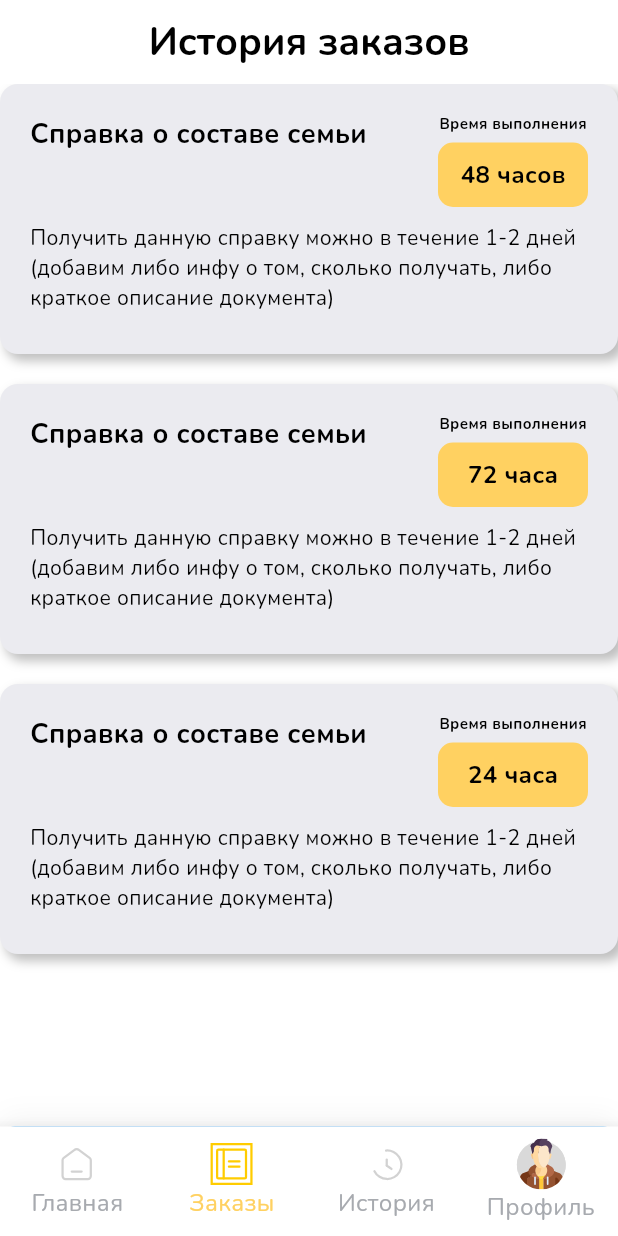
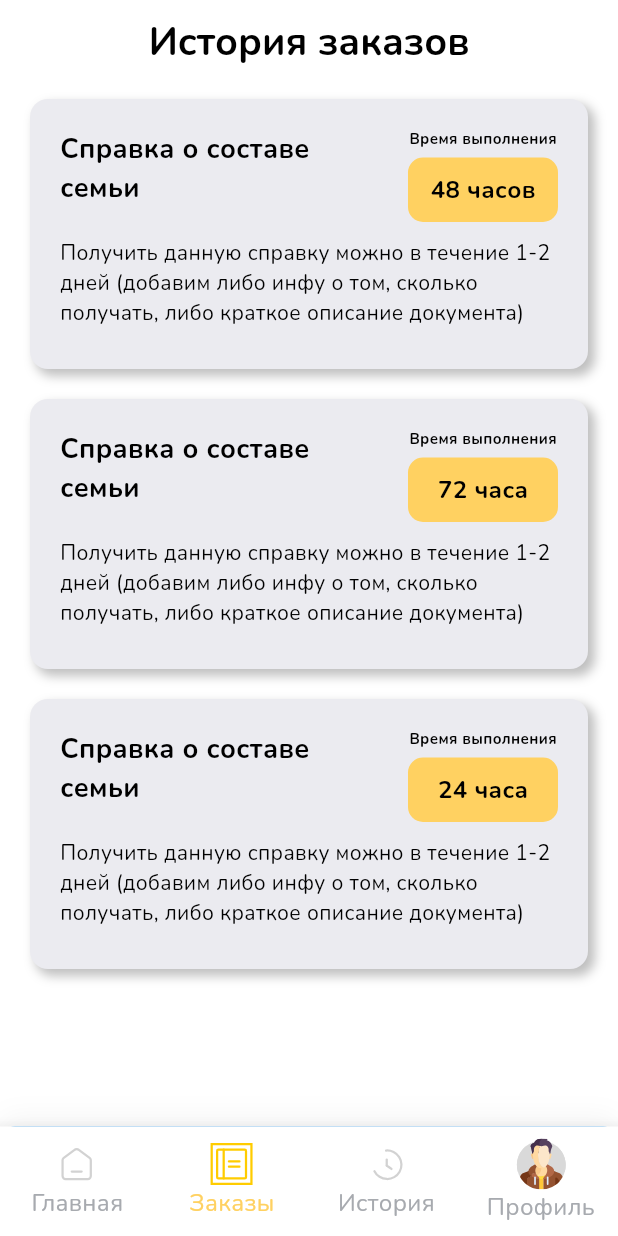
Before and after one commit to IceUnite/vas_app, a Flutter app: the MainPage screen opened directly, after a tap on "Выбрать", on a phone screen of 412 x 824 dp. Run offline on Flutter 3.47's test engine with Material 3 defaults, Android fonts, the phone set to English and light mode, and no system bars; our stand-ins replace bloc, bot_toast, dio, equatable, flutter_bloc, flutter_staggered_animations and 6 more; accounts and stored records are empty; network calls fail.

```diff
--- a/lib/core/widgets/ods_alert.dart
+++ b/lib/core/widgets/ods_alert.dart
@@ -26,7 +26,6 @@ class ApeironSpaceDialog extends StatelessWidget {
   final Widget? content;
 
   static final Queue<DialogQueueData> _queue = Queue<DialogQueueData>();
-
   static void showUnknownErrorDialog(BuildContext context) {
     showApiErrorDialog(
       outerContext: context,
@@ -410,12 +409,12 @@ class ApeironSpaceDialog extends StatelessWidget {
   }
 
   @override
-  @override
   Widget build(BuildContext context) {
+    double screenWidth = MediaQuery.of(context).size.width;
     return Center(
       // Центрирование
       child: Container(
-        margin: EdgeInsets.symmetric(horizontal: 20),
+        margin: EdgeInsets.symmetric(  horizontal: screenWidth < 350 ? 20 :(screenWidth - 350) /2 ),
         constraints: BoxConstraints(maxHeight: 250),
         padding: EdgeInsets.all(20),
         decoration: BoxDecoration(
--- a/lib/core/widgets/order_ticket_widget.dart
+++ b/lib/core/widgets/order_ticket_widget.dart
@@ -4,6 +4,7 @@ import 'package:vas_app/core/errors/bot_toast.dart';
 import 'package:vas_app/core/theme/app_colors.dart';
 import 'package:vas_app/core/theme/typography.dart';
 import 'package:vas_app/core/widgets/ods_alert.dart';
+import 'package:vas_app/feature/order_page/presentation/pages/order_page.dart';
 
 enum OrderStatus { ready, rejected, inProgress, doOrder }
 
@@ -12,7 +13,7 @@ class OrderTicketWidget extends StatelessWidget {
   final String description;
   final OrderStatus status;
   final String? orderTime;
-  VoidCallback? ontap;
+  VoidCallback? onTap;
 
   OrderTicketWidget(
       {super.key,
@@ -20,7 +21,7 @@ class OrderTicketWidget extends StatelessWidget {
       required this.description,
       required this.status,
       this.orderTime,
-      this.ontap});
+      this.onTap});
 
   Color getColor(OrderStatus status) {
     switch (status) {
@@ -51,11 +52,12 @@ class OrderTicketWidget extends StatelessWidget {
   @override
   Widget build(BuildContext context) {
     return Padding(
-      padding: const EdgeInsets.only(bottom: 20.0),
+      padding: const EdgeInsets.symmetric(vertical: 10.0),
       child: InkWell(
         onTap: () {
-          ApeironSpaceDialog.showActionDialog(context,
+          getDocuments();          ApeironSpaceDialog.showActionDialog(context,
               title: "Подверждение заказа документа",
+              confirmText: 'Подтвердить',
               onPressed: () {}
           );
               // verticalMargin: MediaQuery.of(context).size.height * 0.32);
--- a/lib/feature/auth_page/presentation/pages/auth_page.dart
+++ b/lib/feature/auth_page/presentation/pages/auth_page.dart
@@ -82,7 +82,7 @@ class _AuthPageState extends State<AuthPage> with SingleTickerProviderStateMixin
                           ..setEntry(3, 2, 0.001) // Перспектива
                           ..rotateY(angle), // Вращение вокруг оси Y
                         alignment: Alignment.center,
-                        child: Image.asset(ImageAssets.logo),
+                        child: Container(child: Image.asset(ImageAssets.logo)),
                       );
                     },
                   ),
```
Also changed, not shown: lib/feature/order_page/presentation/pages/order_page.dart (+57 -2 lines), assets/images/clock.svg.
